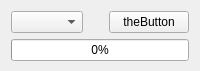
Old version of the form gui/docks/falsecolordock_sel.ui in the repository gerbilvis/gerbil.
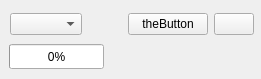
New version of the form. Icons and pictures are not drawn. Custom widgets are drawn as their Qt base class.

Commit message: Save to file buttons added to Falsecolordock and Banddock

Diff of the .ui file:
```diff
--- a/gui/docks/falsecolordock_sel.ui
+++ b/gui/docks/falsecolordock_sel.ui
@@ -6,15 +6,41 @@
    <rect>
     <x>0</x>
     <y>0</y>
-    <width>200</width>
-    <height>71</height>
+    <width>261</width>
+    <height>79</height>
    </rect>
   </property>
-  <layout class="QVBoxLayout" name="verticalLayout_2">
-   <property name="bottomMargin">
-    <number>10</number>
+  <widget class="QProgressBar" name="calcProgress">
+   <property name="geometry">
+    <rect>
+     <x>9</x>
+     <y>44</y>
+     <width>95</width>
+     <height>25</height>
+    </rect>
    </property>
-   <item>
+   <property name="toolTip">
+    <string>Calculation progress</string>
+   </property>
+   <property name="minimum">
+    <number>0</number>
+   </property>
+   <property name="value">
+    <number>0</number>
+   </property>
+   <property name="format">
+    <string> %p% </string>
+   </property>
+  </widget>
+  <widget class="QWidget" name="layoutWidget">
+   <property name="geometry">
+    <rect>
+     <x>10</x>
+     <y>10</y>
+     <width>244</width>
+     <height>29</height>
+    </rect>
+   </property>
     <layout class="QHBoxLayout" name="horizontalLayout">
      <item>
       <widget class="AHComboBox" name="sourceBox">
@@ -52,25 +78,35 @@
        </property>
       </widget>
      </item>
-    </layout>
-   </item>
    <item>
-    <widget class="QProgressBar" name="calcProgress">
+     <widget class="QPushButton" name="screenshotButton">
+      <property name="sizePolicy">
+       <sizepolicy hsizetype="Fixed" vsizetype="Fixed">
+        <horstretch>0</horstretch>
+        <verstretch>0</verstretch>
+       </sizepolicy>
+      </property>
      <property name="toolTip">
-      <string>Calculation progress</string>
-     </property>
-     <property name="minimum">
-      <number>0</number>
-     </property>
-     <property name="value">
-      <number>0</number>
-     </property>
-     <property name="format">
-      <string> %p% </string>
+       <string>save image to file</string>
+      </property>
+      <property name="text">
+       <string/>
+      </property>
+      <property name="icon">
+       <iconset theme="document-save">
+        <normaloff/>
+       </iconset>
+      </property>
+      <property name="iconSize">
+       <size>
+        <width>16</width>
+        <height>16</height>
+       </size>
      </property>
     </widget>
    </item>
   </layout>
+  </widget>
  </widget>
  <customwidgets>
   <customwidget>
```
Lines whose indentation alone changed are shown as unchanged. The commit also changes 7 other files.
